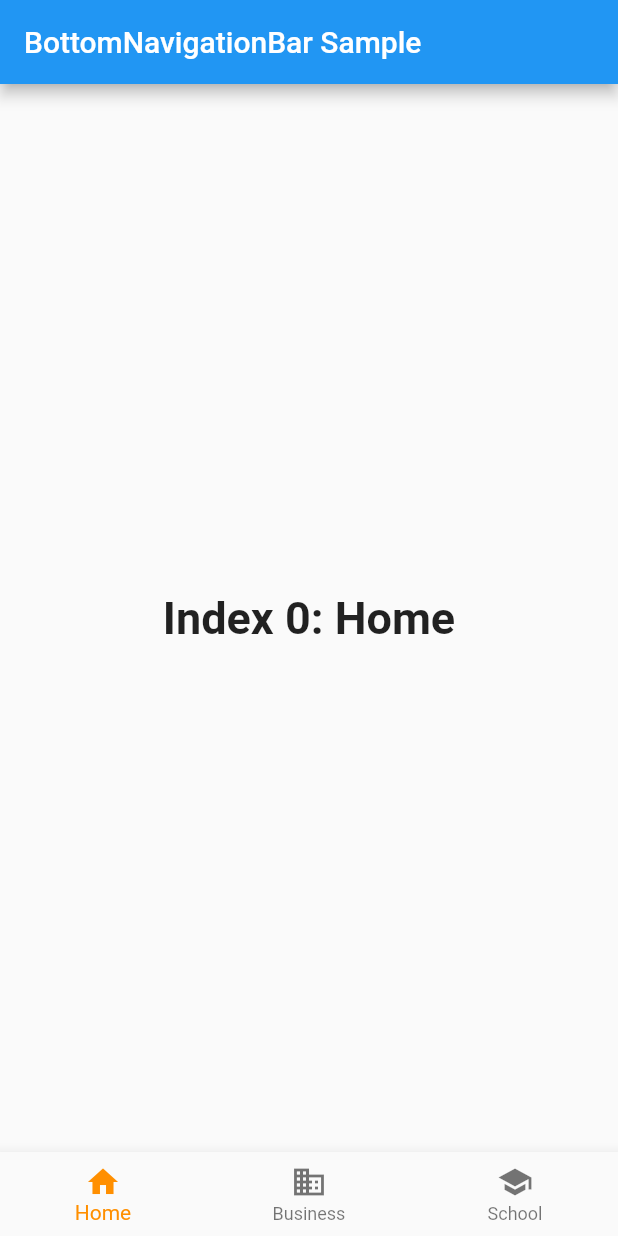
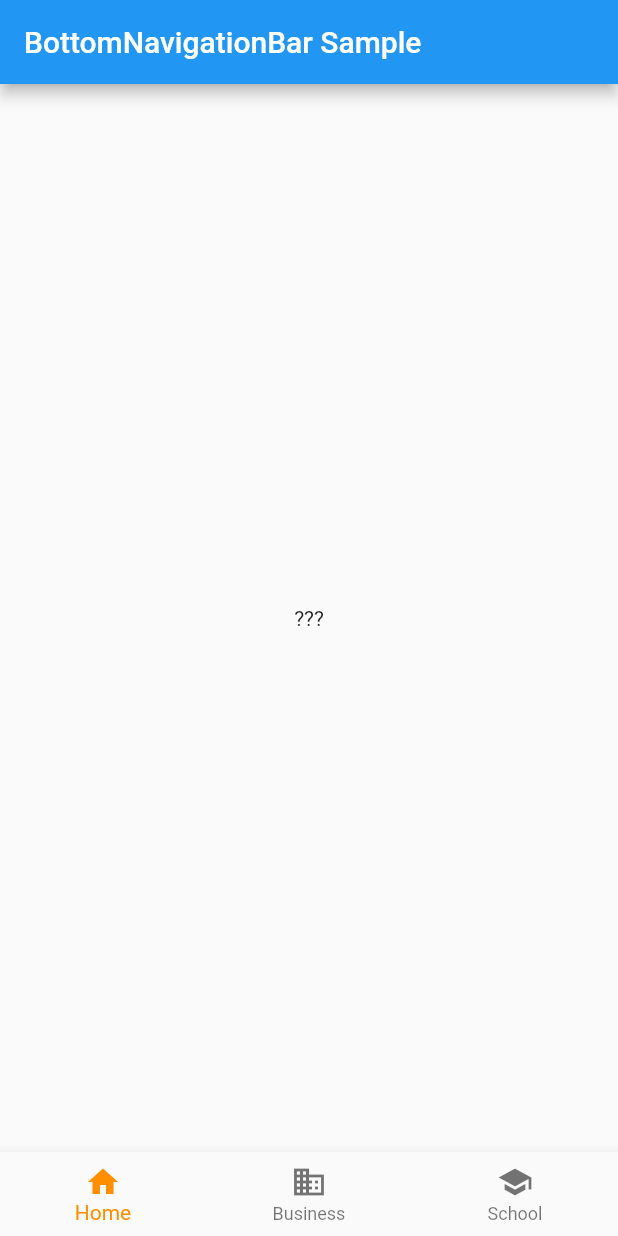
Before and after one commit to kopro-ov/flutter_book_club, a Flutter app: the screen it shows after launch, on a phone screen of 412 x 824 dp. Run offline on Flutter 3.47's test engine with Material 2 defaults, Android fonts, the phone set to English and light mode, and no system bars; our stand-ins replace carousel_slider.

Commit message:
Center , Placeholder

```diff
--- a/ex/survival_coding/flutter_first_app/lib/main.dart
+++ b/ex/survival_coding/flutter_first_app/lib/main.dart
@@ -34,14 +34,8 @@ class _MyHomePageState extends State<MyHomePage> {
   static const TextStyle optionStyle =
       TextStyle(fontSize: 30, fontWeight: FontWeight.bold);
   static const List<Widget> _widgetOptions = <Widget>[
-    Text(
-      'Index 0: Home',
-      style: optionStyle,
-    ),
-    Text(
-      'Index 1: Business',
-      style: optionStyle,
-    ),
+    Center(child: Text('???')),
+    Placeholder(),
     Text(
       'Index 2: School',
       style: optionStyle,
@@ -60,7 +54,7 @@ class _MyHomePageState extends State<MyHomePage> {
       appBar: AppBar(
         title: const Text('BottomNavigationBar Sample'),
       ),
-      body: Center(
+      body: Container(
         child: _widgetOptions.elementAt(_selectedIndex),
       ),
       bottomNavigationBar: BottomNavigationBar(
```
